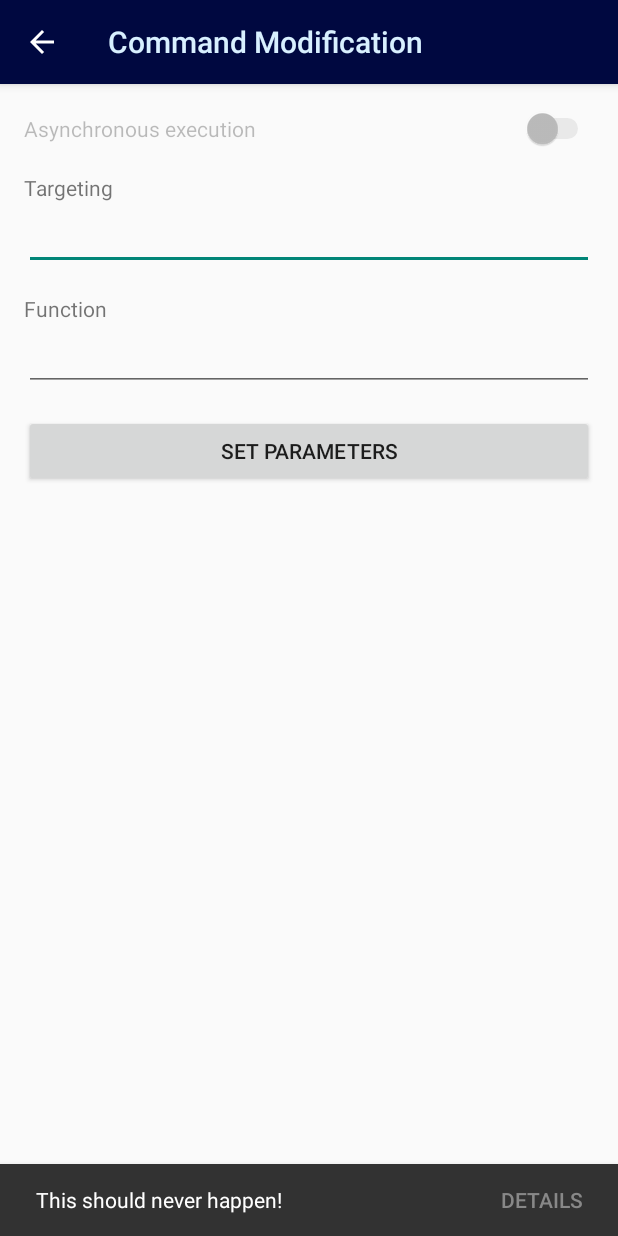
After one commit to pakdel/Namak, an Android app: the ModifyCommandActivity screen opened directly, with no data from a screen before it, on a phone screen of 412 x 824 dp. The commit adds this screen. Run offline under Robolectric (Android 15) with nearby library versions, the phone set to English and light mode, and no system bars; our stand-ins replace Volley; network calls fail; 5 statements that could not run were skipped.

Commit message:
Adding Command Modification Activity

```diff
--- a/app/src/main/java/com/amirpakdel/namak/MainActivity.java
+++ b/app/src/main/java/com/amirpakdel/namak/MainActivity.java
@@ -156,7 +156,8 @@ public class MainActivity extends AppCompatActivity implements SwipeRefreshLayou
             public boolean onChildClick(ExpandableListView parent, View v, int groupPosition, int childPosition, long id) {
                 if (NamakApplication.getSaltMaster().getAuthToken() == null) {
                     Popup.error(mainActivity, getString(R.string.not_logged_in), 201, null);
-                    return false;
+                    // Here
+//                    return false;
                 }
                 Intent intent = new Intent(mainActivity, CommandExecutionActivity.class);
                 intent.putExtra(CommandExecutionActivity.COMMAND_GROUP_POSITION, groupPosition);
--- /dev/null
+++ b/app/src/main/java/com/amirpakdel/namak/ModifyCommandActivity.java
@@ -0,0 +1,151 @@
+package com.amirpakdel.namak;
+
+import android.content.Intent;
+import android.content.res.Resources;
+import android.os.Bundle;
+import android.support.v7.app.AppCompatActivity;
+import android.view.View;
+import android.widget.Button;
+import android.widget.EditText;
+import android.widget.LinearLayout;
+import android.widget.ScrollView;
+import android.widget.Switch;
+import android.widget.TextView;
+
+import org.json.JSONArray;
+import org.json.JSONException;
+import org.json.JSONObject;
+
+public class ModifyCommandActivity extends AppCompatActivity {
+
+    public static final String COMMAND_JSON = "command_json";
+    private int horizontal_padding, /*horizontal_padding_large,*/ vertical_padding, vertival_margin;
+
+    //    private int mCommandStringLengthEstimate;
+    private JSONObject mJSONCommand;
+    //    private LinearLayout mCommandView;
+    @Override
+    protected void onCreate(Bundle savedInstanceState) {
+        super.onCreate(savedInstanceState);
+
+        //noinspection ConstantConditions
+        getSupportActionBar().setDisplayHomeAsUpEnabled(true);
+
+        Resources r = getResources();
+        horizontal_padding = (int) r.getDimension(R.dimen.activity_horizontal_padding);
+//        horizontal_padding_large = (int) r.getDimension(R.dimen.activity_horizontal_padding_large);
+        vertical_padding = (int) r.getDimension(R.dimen.activity_vertical_padding);
+        vertival_margin = (int) r.getDimension(R.dimen.activity_vertical_margin);
+
+        // TODO Use margin/padding of the layout instead of padding of views
+        final LinearLayout commandLayout = new LinearLayout(this);
+        commandLayout.setOrientation(LinearLayout.VERTICAL);
+        commandLayout.setPadding(horizontal_padding, vertical_padding, horizontal_padding, vertical_padding);
+
+        try {
+//            final String commandString = getIntent().getExtras().getString(COMMAND_JSON);
+//            mCommandStringLengthEstimate = commandString.length();
+//            mJSONCommand = new JSONObject(commandString);
+            mJSONCommand = new JSONObject(getIntent().getExtras().getString(COMMAND_JSON));
+
+
+            LinearLayout.LayoutParams layoutParams = new LinearLayout.LayoutParams(
+                    LinearLayout.LayoutParams.MATCH_PARENT, LinearLayout.LayoutParams.WRAP_CONTENT);
+            layoutParams.setMargins(0, vertival_margin, 0, 0);
+
+            final Switch client = new Switch(this);
+//            tgt.setPadding(horizontal_padding_large, tgtLabel.getPaddingTop(), horizontal_padding, vertical_padding);
+            client.setText("Asynchronous execution");
+            switch (mJSONCommand.getString("client")) {
+                case "local":
+                    client.setChecked(false);
+                    break;
+                case "local_async":
+                    client.setChecked(true);
+                    break;
+                default:
+                    client.setEnabled(false);
+                    Popup.error(this, "This should never happen!", 600, null);
+//                    return;
+            }
+            commandLayout.addView(client);
+
+            final TextView tgtLabel = new TextView(this);
+//            tgtLabel.setPadding(horizontal_padding_large, vertical_padding, horizontal_padding, tgtLabel.getPaddingBottom());
+            tgtLabel.setText("Targeting");
+            commandLayout.addView(tgtLabel, layoutParams);
+            final EditText tgt = new EditText(this);
+//            tgt.setPadding(horizontal_padding_large, tgtLabel.getPaddingTop(), horizontal_padding, vertical_padding);
+            tgt.setText(mJSONCommand.getString("tgt"));
+            commandLayout.addView(tgt);
+
+            final TextView funLabel = new TextView(this);
+            funLabel.setText("Function");
+//            funLabel.setPadding(horizontal_padding_large, vertical_padding, horizontal_padding, tgtLabel.getPaddingBottom());
+            commandLayout.addView(funLabel, layoutParams);
+            final EditText fun = new EditText(this);
+//            fun.setPadding(horizontal_padding_large, tgtLabel.getPaddingTop(), horizontal_padding, vertical_padding);
+            fun.setText(mJSONCommand.getString("fun"));
+            commandLayout.addView(fun);
+
+            final JSONArray args = mJSONCommand.optJSONArray("arg");
+            final int argLen = (args == null)? 0 : args.length();
+            final EditText[] argViews = new EditText[argLen];
+            if (args != null) {
+                final TextView argLabel = new TextView(this);
+                argLabel.setText("Arguments");
+//                argLabel.setPadding(horizontal_padding_large, vertical_padding, horizontal_padding, tgtLabel.getPaddingBottom());
+                commandLayout.addView(argLabel, layoutParams);
+
+                for (int i = 0; i < argLen; i++) {
+                    argViews[i] = new EditText(this);
+//                    argViews[i].setPadding(horizontal_padding_large, tgtLabel.getPaddingTop(), horizontal_padding, vertical_padding);
+                    argViews[i].setText(args.getString(i));
+                    commandLayout.addView(argViews[i]);
+                }
+            }
+
+            final Button setButton = new Button(this);
+            setButton.setText("Set Parameters");
+            setButton.setOnClickListener(new View.OnClickListener() {
+                public void onClick(View v) {
+//                    final StringBuilder commandString = new StringBuilder(mCommandStringLengthEstimate);
+//                    commandString.append(String.format("{\"tgt\":\"%s\",\"fun\":\"%s\"", tgt.getText(), fun.getText()));
+                    final StringBuilder commandString = new StringBuilder(
+                            String.format("{\"client\":\"%s\",\"tgt\":\"%s\",\"fun\":\"%s\"",
+                                    client.isChecked()? "local_async" : "local", tgt.getText(), fun.getText()
+                            ));
+
+                    if (argLen>0) {
+                        commandString.append(",\"arg\":[\"").append(argViews[0].getText()).append("\"");
+                        for (int i = 1; i < argLen; i++) {
+                            commandString.append(",\"").append(argViews[i].getText()).append("\"");
+                        }
+                        commandString.append("]");
+                    }
+                    commandString.append("}");
+
+                    Intent intent = new Intent();
+                    intent.putExtra(ModifyCommandActivity.COMMAND_JSON, (CharSequence) commandString);
+                    setResult(RESULT_OK, intent);
+                    finish();
+                }
+            });
+            commandLayout.addView(setButton, layoutParams);
+
+
+        } catch (JSONException error) {
+            Popup.error(this, "This should never happen!", 600, error);
+        }
+
+
+        final ScrollView scroll = new ScrollView(this);
+//        scroll.setBackgroundColor(android.R.color.transparent);
+//        scroll.setLayoutParams(new LayoutParams(LayoutParams.FILL_PARENT,
+//                LayoutParams.FILL_PARENT));
+        scroll.addView(commandLayout);
+//        setContentView(commandLayout);
+        setContentView(scroll);
+    }
+
+}
--- /dev/null
+++ b/app/src/main/res/drawable/divider.xml
@@ -0,0 +1,5 @@
+<?xml version="1.0" encoding="utf-8"?>
+<shape xmlns:android="http://schemas.android.com/apk/res/android" >
+    <size android:height="1dp"/>
+    <solid android:color="@color/DarkerBlue"/>
+</shape>
--- a/app/src/main/res/drawable/list_activated_background.xml
+++ b/app/src/main/res/drawable/list_background.xml
@@ -1,7 +1,7 @@
 <?xml version="1.0" encoding="utf-8"?>
 <selector xmlns:android="http://schemas.android.com/apk/res/android">
     <item android:state_activated="true" android:drawable="@color/LightBlue" />
-    <item android:state_checked="true" android:drawable="@color/DarkBlue" />
-    <item android:state_pressed="true" android:drawable="@color/DarkBlue" />
+    <item android:state_checked="true" android:drawable="@color/LighterBlue" />
+    <item android:state_pressed="true" android:drawable="@color/LighterBlue" />
     <item android:drawable="@android:color/transparent" />
 </selector>
--- a/app/src/main/res/values/colors.xml
+++ b/app/src/main/res/values/colors.xml
@@ -1,6 +1,8 @@
 <?xml version="1.0" encoding="utf-8"?>
 <resources>
-    <color name="LightBlue">#c0e0ff</color>
-    <color name="DarkBlue">#001eff</color>
-    <color name="DarkerBlue">#000f80</color>
+    <color name="LighterBlue">#d8f0ff</color> <!--#d2f0ff-->
+    <color name="LightBlue">#c0e0ff</color>   <!--#b4d2ff-->
+    <color name="DarkBlue">#001eff</color>    <!--#000f80-->
+    <color name="DarkerBlue">#000f80</color>  <!--#000840-->
+    <color name="DarkestBlue">#000840</color>
 </resources>
--- a/app/src/main/res/values/strings.xml
+++ b/app/src/main/res/values/strings.xml
@@ -27,7 +27,6 @@
     <string name="title_wheels" translatable="false">Wheels</string>
 
     <string name="action_settings">Settings</string>
-    <string name="title_activity_command_execution">Command Execution</string>
 
     <string name="dashboard_item_title" formatted="false">execution of %fun$s on %tgt$s with [no arguments | following arguments: %arg$s]</string>
 
@@ -37,4 +36,6 @@
     <string name="title_activity_general_settings">Settings</string>
     <string name="title_activity_saltmaster_settings">Salt Master Settings</string>
     <string name="title_activity_dashboard_settings">Dashboard Settings</string>
+    <string name="title_activity_command_execution">Command Execution</string>
+    <string name="title_activity_command_modification">Command Modification</string>
 </resources>
--- a/app/src/main/res/values/themes.xml
+++ b/app/src/main/res/values/themes.xml
@@ -1,18 +1,24 @@
 <?xml version="1.0" encoding="utf-8"?>
-<resources>
+<resources xmlns:tools="http://schemas.android.com/tools" xmlns:android="http://schemas.android.com/apk/res/android">
 <!-- the theme applied to the application or activity -->
 <style name="NamakTheme"
-        parent="Theme.AppCompat.Light.DarkActionBar">
-        <item name="android:actionBarStyle">@style/NamakActionBar</item>
+    parent="@style/Theme.AppCompat.Light.DarkActionBar">
     <!--<item name="android:actionMenuTextColor">@color/actionbar_text</item>-->
-        <item name="android:activatedBackgroundIndicator">@drawable/list_activated_background</item>
+    <item name="actionBarStyle">@style/NamakActionBar</item>
+    <item name="android:actionBarStyle" tools:ignore="NewApi">@style/NamakActionBar</item>
+    <item name="android:activatedBackgroundIndicator">@drawable/list_background</item>
 </style>
-
-
-    <!-- ActionBar styles -->
 <style name="NamakActionBar"
-        parent="Widget.AppCompat.Light.ActionBar.Solid.Inverse">
-        <!--<item name="android:background">@drawable/actionbar_background</item>-->
-        <item name="android:background">@color/DarkerBlue</item>
+    parent="@style/Widget.AppCompat.Light.ActionBar.Solid.Inverse">
+    <item name="background">@color/DarkestBlue</item>
+    <item name="android:background" tools:ignore="NewApi">@color/DarkestBlue</item>
+    <item name="titleTextStyle">@style/NamakActionBarTitleText</item>
+    <item name="android:titleTextStyle" tools:ignore="NewApi">@style/NamakActionBarTitleText</item>
+    <!--<item name="android:height">@dimen/app_head_height</item>-->
+</style>
+<style name="NamakActionBarTitleText"
+    parent="TextAppearance.AppCompat.Widget.ActionBar.Title">
+    <!--<item name="textColor">@color/LighterBlue</item>-->
+    <item name="android:textColor" tools:ignore="NewApi">@color/LighterBlue</item>
 </style>
 </resources>
```
Also changed, not shown: app/src/main/AndroidManifest.xml (+16 -7 lines), app/src/main/java/com/amirpakdel/namak/CommandExecutionActivity.java (+86 -21 lines), app/src/main/res/drawable/button_background.xml (added, +7 -0 lines), 1 other file. Lines whose indentation alone changed are shown as unchanged.
